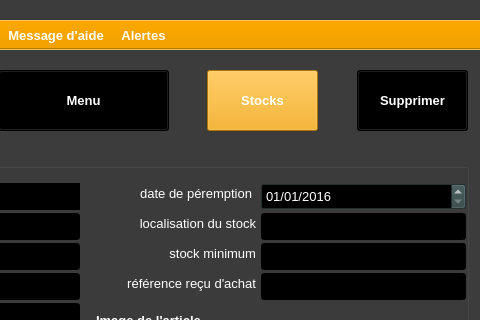
Old version of the form ui/yeroth-erp-stock-detail-window.ui in the repository xnoumbissinoundou/yeroth-erp-3.0; both pictures show x 320 to 800 and y 0 to 320 of the 800 by 600 pixel window.
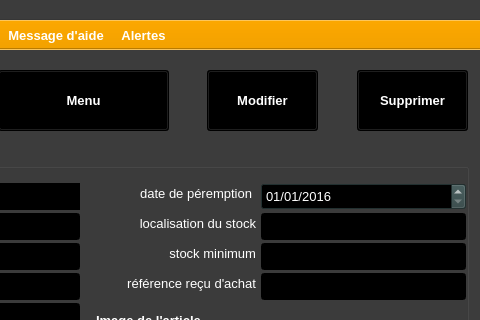
New version of the form. Icons and pictures are not drawn. Custom widgets are drawn as their Qt base class.

Commit message: On branch master 	modified:   src/windows/yeroth-erp-stock-detail-window.cpp 	modified:   ui/yeroth-erp-stock-detail-window.ui

```diff
--- a/ui/yeroth-erp-stock-detail-window.ui
+++ b/ui/yeroth-erp-stock-detail-window.ui
@@ -887,17 +887,17 @@
        <colorrole role="WindowText">
         <brush brushstyle="SolidPattern">
          <color alpha="255">
-          <red>0</red>
-          <green>0</green>
-          <blue>0</blue>
+          <red>255</red>
+          <green>255</green>
+          <blue>255</blue>
          </color>
         </brush>
        </colorrole>
        <colorrole role="Button">
         <brush brushstyle="SolidPattern">
          <color alpha="255">
-          <red>243</red>
-          <green>162</green>
+          <red>0</red>
+          <green>0</green>
           <blue>0</blue>
          </color>
         </brush>
@@ -905,26 +905,26 @@
        <colorrole role="Light">
         <brush brushstyle="SolidPattern">
          <color alpha="255">
-          <red>255</red>
-          <green>207</green>
-          <blue>109</blue>
+          <red>0</red>
+          <green>0</green>
+          <blue>0</blue>
          </color>
         </brush>
        </colorrole>
        <colorrole role="Midlight">
         <brush brushstyle="SolidPattern">
          <color alpha="255">
-          <red>249</red>
-          <green>184</green>
-          <blue>54</blue>
+          <red>0</red>
+          <green>0</green>
+          <blue>0</blue>
          </color>
         </brush>
        </colorrole>
        <colorrole role="Dark">
         <brush brushstyle="SolidPattern">
          <color alpha="255">
-          <red>121</red>
-          <green>81</green>
+          <red>0</red>
+          <green>0</green>
           <blue>0</blue>
          </color>
         </brush>
@@ -932,8 +932,8 @@
        <colorrole role="Mid">
         <brush brushstyle="SolidPattern">
          <color alpha="255">
-          <red>162</red>
-          <green>108</green>
+          <red>0</red>
+          <green>0</green>
           <blue>0</blue>
          </color>
         </brush>
@@ -941,9 +941,9 @@
        <colorrole role="Text">
         <brush brushstyle="SolidPattern">
          <color alpha="255">
-          <red>0</red>
-          <green>0</green>
-          <blue>0</blue>
+          <red>255</red>
+          <green>255</green>
+          <blue>255</blue>
          </color>
         </brush>
        </colorrole>
@@ -968,17 +968,17 @@
        <colorrole role="Base">
         <brush brushstyle="SolidPattern">
          <color alpha="255">
-          <red>255</red>
-          <green>255</green>
-          <blue>255</blue>
+          <red>0</red>
+          <green>0</green>
+          <blue>0</blue>
          </color>
         </brush>
        </colorrole>
        <colorrole role="Window">
         <brush brushstyle="SolidPattern">
          <color alpha="255">
-          <red>243</red>
-          <green>162</green>
+          <red>0</red>
+          <green>0</green>
           <blue>0</blue>
          </color>
         </brush>
@@ -995,9 +995,9 @@
        <colorrole role="AlternateBase">
         <brush brushstyle="SolidPattern">
          <color alpha="255">
-          <red>249</red>
-          <green>208</green>
-          <blue>127</blue>
+          <red>0</red>
+          <green>0</green>
+          <blue>0</blue>
          </color>
         </brush>
        </colorrole>
@@ -1024,17 +1024,17 @@
        <colorrole role="WindowText">
         <brush brushstyle="SolidPattern">
          <color alpha="255">
-          <red>0</red>
-          <green>0</green>
-          <blue>0</blue>
+          <red>255</red>
+          <green>255</green>
+          <blue>255</blue>
          </color>
         </brush>
        </colorrole>
        <colorrole role="Button">
         <brush brushstyle="SolidPattern">
          <color alpha="255">
-          <red>243</red>
-          <green>162</green>
+          <red>0</red>
+          <green>0</green>
           <blue>0</blue>
          </color>
         </brush>
@@ -1042,26 +1042,26 @@
        <colorrole role="Light">
         <brush brushstyle="SolidPattern">
          <color alpha="255">
-          <red>255</red>
-          <green>207</green>
-          <blue>109</blue>
+          <red>0</red>
+          <green>0</green>
+          <blue>0</blue>
          </color>
         </brush>
        </colorrole>
        <colorrole role="Midlight">
         <brush brushstyle="SolidPattern">
          <color alpha="255">
-          <red>249</red>
-          <green>184</green>
-          <blue>54</blue>
+          <red>0</red>
+          <green>0</green>
+          <blue>0</blue>
          </color>
         </brush>
        </colorrole>
        <colorrole role="Dark">
         <brush brushstyle="SolidPattern">
          <color alpha="255">
-          <red>121</red>
-          <green>81</green>
+          <red>0</red>
+          <green>0</green>
           <blue>0</blue>
          </color>
         </brush>
@@ -1069,8 +1069,8 @@
        <colorrole role="Mid">
         <brush brushstyle="SolidPattern">
          <color alpha="255">
-          <red>162</red>
-          <green>108</green>
+          <red>0</red>
+          <green>0</green>
           <blue>0</blue>
          </color>
         </brush>
@@ -1078,9 +1078,9 @@
        <colorrole role="Text">
         <brush brushstyle="SolidPattern">
          <color alpha="255">
-          <red>0</red>
-          <green>0</green>
-          <blue>0</blue>
+          <red>255</red>
+          <green>255</green>
+          <blue>255</blue>
          </color>
         </brush>
        </colorrole>
@@ -1105,17 +1105,17 @@
        <colorrole role="Base">
         <brush brushstyle="SolidPattern">
          <color alpha="255">
-          <red>255</red>
-          <green>255</green>
-          <blue>255</blue>
+          <red>0</red>
+          <green>0</green>
+          <blue>0</blue>
          </color>
         </brush>
        </colorrole>
        <colorrole role="Window">
         <brush brushstyle="SolidPattern">
          <color alpha="255">
-          <red>243</red>
-          <green>162</green>
+          <red>0</red>
+          <green>0</green>
           <blue>0</blue>
          </color>
         </brush>
@@ -1132,9 +1132,9 @@
        <colorrole role="AlternateBase">
         <brush brushstyle="SolidPattern">
          <color alpha="255">
-          <red>249</red>
-          <green>208</green>
-          <blue>127</blue>
+          <red>0</red>
+          <green>0</green>
+          <blue>0</blue>
          </color>
         </brush>
        </colorrole>
@@ -1161,8 +1161,8 @@
        <colorrole role="WindowText">
         <brush brushstyle="SolidPattern">
          <color alpha="255">
-          <red>121</red>
-          <green>81</green>
+          <red>0</red>
+          <green>0</green>
           <blue>0</blue>
          </color>
         </brush>
@@ -1170,8 +1170,8 @@
        <colorrole role="Button">
         <brush brushstyle="SolidPattern">
          <color alpha="255">
-          <red>243</red>
-          <green>162</green>
+          <red>0</red>
+          <green>0</green>
           <blue>0</blue>
          </color>
         </brush>
@@ -1179,26 +1179,26 @@
        <colorrole role="Light">
         <brush brushstyle="SolidPattern">
          <color alpha="255">
-          <red>255</red>
-          <green>207</green>
-          <blue>109</blue>
+          <red>0</red>
+          <green>0</green>
+          <blue>0</blue>
          </color>
         </brush>
        </colorrole>
        <colorrole role="Midlight">
         <brush brushstyle="SolidPattern">
          <color alpha="255">
-          <red>249</red>
-          <green>184</green>
-          <blue>54</blue>
+          <red>0</red>
+          <green>0</green>
+          <blue>0</blue>
          </color>
         </brush>
        </colorrole>
        <colorrole role="Dark">
         <brush brushstyle="SolidPattern">
          <color alpha="255">
-          <red>121</red>
-          <green>81</green>
+          <red>0</red>
+          <green>0</green>
           <blue>0</blue>
          </color>
         </brush>
@@ -1206,8 +1206,8 @@
        <colorrole role="Mid">
         <brush brushstyle="SolidPattern">
          <color alpha="255">
-          <red>162</red>
-          <green>108</green>
+          <red>0</red>
+          <green>0</green>
           <blue>0</blue>
          </color>
         </brush>
@@ -1215,8 +1215,8 @@
        <colorrole role="Text">
         <brush brushstyle="SolidPattern">
          <color alpha="255">
-          <red>121</red>
-          <green>81</green>
+          <red>0</red>
+          <green>0</green>
           <blue>0</blue>
          </color>
         </brush>
@@ -1233,8 +1233,8 @@
        <colorrole role="ButtonText">
         <brush brushstyle="SolidPattern">
          <color alpha="255">
-          <red>121</red>
-          <green>81</green>
+          <red>0</red>
+          <green>0</green>
           <blue>0</blue>
          </color>
         </brush>
@@ -1242,8 +1242,8 @@
        <colorrole role="Base">
         <brush brushstyle="SolidPattern">
          <color alpha="255">
-          <red>243</red>
-          <green>162</green>
+          <red>0</red>
+          <green>0</green>
           <blue>0</blue>
          </color>
         </brush>
@@ -1251,8 +1251,8 @@
        <colorrole role="Window">
         <brush brushstyle="SolidPattern">
          <color alpha="255">
-          <red>243</red>
-          <green>162</green>
+          <red>0</red>
+          <green>0</green>
           <blue>0</blue>
          </color>
         </brush>
@@ -1269,8 +1269,8 @@
        <colorrole role="AlternateBase">
         <brush brushstyle="SolidPattern">
          <color alpha="255">
-          <red>243</red>
-          <green>162</green>
+          <red>0</red>
+          <green>0</green>
           <blue>0</blue>
          </color>
         </brush>
@@ -1304,7 +1304,7 @@
      </font>
     </property>
     <property name="text">
-     <string>Stocks</string>
+     <string>Modifier</string>
     </property>
    </widget>
    <widget class="YerothPushButton" name="pushButton_inventaire_des_stocks">
```
Left out of the diff: 49 changed lines with no effect on the pictures. The commit also changes 1 other file.
